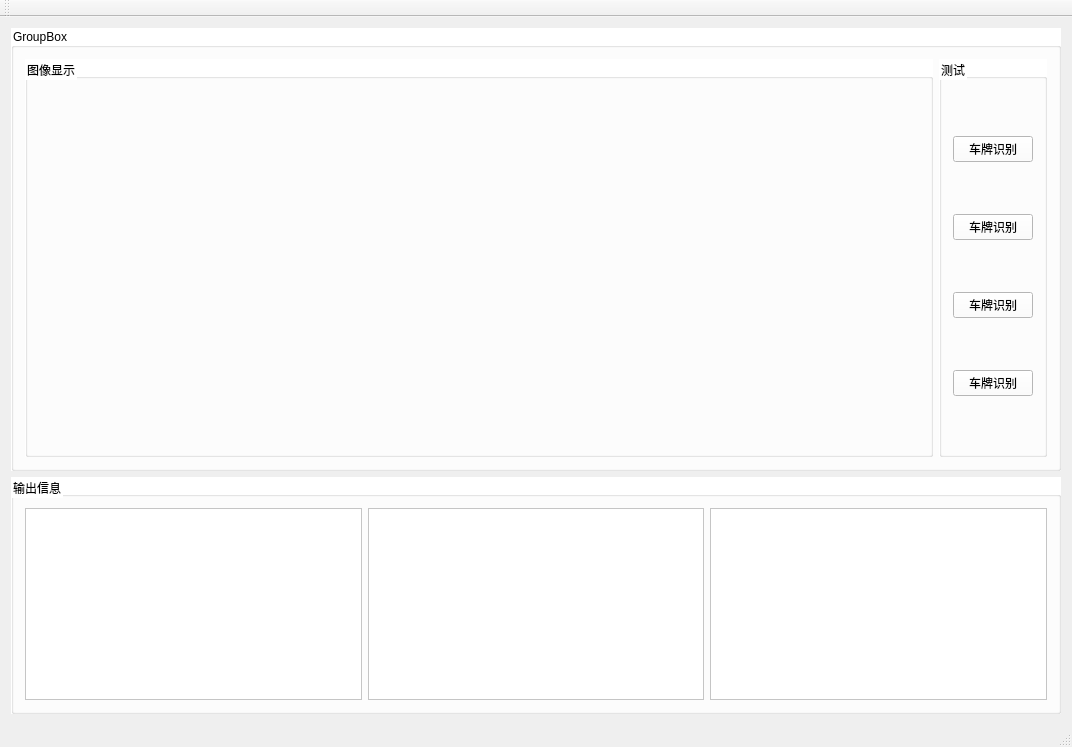
The window that EasyPR_Interface/mainWindow.ui (aa12356jm/ALPR_Dev) describes before a commit, drawn with Qt 5.
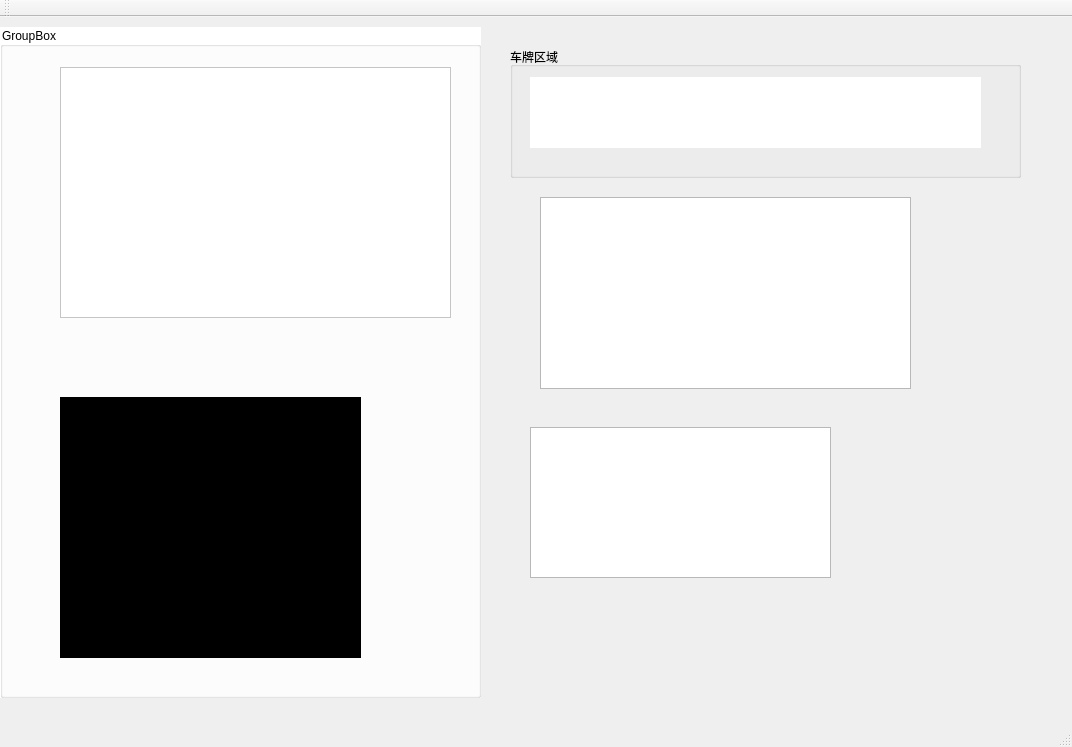
The same window after the commit.

Commit message: 开启线程可以调用相机，界面中文显示，多线程信号槽的信息传递（Qt多线程间信号槽传递非QObject类型对象的参数类型时，需要注册此类型，或者connect中使用 Qt::DirectConnection来传递信号槽）

Diff of the .ui file:
```diff
--- a/EasyPR_Interface/mainWindow.ui
+++ b/EasyPR_Interface/mainWindow.ui
@@ -14,11 +14,44 @@
    <string>mainWindow</string>
   </property>
   <widget class="QWidget" name="centralWidget">
-   <layout class="QGridLayout" name="gridLayout_5">
-    <item row="0" column="0">
-     <layout class="QVBoxLayout" name="verticalLayout">
-      <item>
+   <widget class="QGroupBox" name="groupBox">
+    <property name="geometry">
+     <rect>
+      <x>510</x>
+      <y>30</y>
+      <width>511</width>
+      <height>131</height>
+     </rect>
+    </property>
+    <property name="title">
+     <string>车牌区域</string>
+    </property>
+    <widget class="QLabel" name="label_3">
+     <property name="geometry">
+      <rect>
+       <x>20</x>
+       <y>30</y>
+       <width>451</width>
+       <height>71</height>
+      </rect>
+     </property>
+     <property name="styleSheet">
+      <string notr="true">background-color: rgb(255, 255, 255);</string>
+     </property>
+     <property name="text">
+      <string/>
+     </property>
+    </widget>
+   </widget>
        <widget class="QGroupBox" name="groupBox_4">
+    <property name="geometry">
+     <rect>
+      <x>0</x>
+      <y>10</y>
+      <width>481</width>
+      <height>671</height>
+     </rect>
+    </property>
         <property name="sizePolicy">
          <sizepolicy hsizetype="Preferred" vsizetype="Expanding">
           <horstretch>0</horstretch>
@@ -31,142 +64,53 @@
         <property name="title">
          <string>GroupBox</string>
         </property>
-        <layout class="QGridLayout" name="gridLayout_3">
-         <item row="0" column="0">
-          <layout class="QHBoxLayout" name="horizontalLayout_2">
-           <item>
-            <widget class="QGroupBox" name="groupBox">
-             <property name="sizePolicy">
-              <sizepolicy hsizetype="Expanding" vsizetype="Preferred">
-               <horstretch>0</horstretch>
-               <verstretch>0</verstretch>
-              </sizepolicy>
+    <widget class="QLabel" name="label_2">
+     <property name="geometry">
+      <rect>
+       <x>60</x>
+       <y>370</y>
+       <width>301</width>
+       <height>261</height>
+      </rect>
              </property>
              <property name="styleSheet">
-              <string notr="true">background-color: rgb(255, 255, 255);</string>
-             </property>
-             <property name="title">
-              <string>图像显示</string>
-             </property>
-             <layout class="QGridLayout" name="gridLayout">
-              <item row="0" column="0">
-               <layout class="QHBoxLayout" name="horizontalLayout"/>
-              </item>
-             </layout>
-            </widget>
-           </item>
-           <item>
-            <widget class="QGroupBox" name="groupBox_2">
-             <property name="sizePolicy">
-              <sizepolicy hsizetype="Preferred" vsizetype="Preferred">
-               <horstretch>0</horstretch>
-               <verstretch>0</verstretch>
-              </sizepolicy>
-             </property>
-             <property name="minimumSize">
-              <size>
-               <width>80</width>
-               <height>0</height>
-              </size>
-             </property>
-             <property name="styleSheet">
-              <string notr="true">background-color: rgb(255, 255, 255);</string>
-             </property>
-             <property name="title">
-              <string>测试</string>
-             </property>
-             <layout class="QGridLayout" name="gridLayout_2">
-              <item row="0" column="0">
-               <widget class="QPushButton" name="pushButton_plate_recognize">
+      <string notr="true">background-color: rgb(0, 0, 0);</string>
+     </property>
                 <property name="text">
-                 <string>车牌识别</string>
-                </property>
-               </widget>
-              </item>
-              <item row="2" column="0">
-               <widget class="QPushButton" name="pushButton_plate_recognize_3">
-                <property name="text">
-                 <string>车牌识别</string>
-                </property>
-               </widget>
-              </item>
-              <item row="1" column="0">
-               <widget class="QPushButton" name="pushButton_plate_recognize_2">
-                <property name="text">
-                 <string>车牌识别</string>
-                </property>
-               </widget>
-              </item>
-              <item row="3" column="0">
-               <widget class="QPushButton" name="pushButton_plate_recognize_4">
-                <property name="text">
-                 <string>车牌识别</string>
-                </property>
-               </widget>
-              </item>
-             </layout>
-            </widget>
-           </item>
-          </layout>
-         </item>
-        </layout>
-       </widget>
-      </item>
-      <item>
-       <widget class="QGroupBox" name="groupBox_3">
-        <property name="sizePolicy">
-         <sizepolicy hsizetype="Preferred" vsizetype="Minimum">
-          <horstretch>0</horstretch>
-          <verstretch>0</verstretch>
-         </sizepolicy>
-        </property>
-        <property name="styleSheet">
-         <string notr="true">background-color: rgb(255, 255, 255);</string>
-        </property>
-        <property name="title">
-         <string>输出信息</string>
-        </property>
-        <layout class="QGridLayout" name="gridLayout_4">
-         <item row="0" column="0">
-          <layout class="QHBoxLayout" name="horizontalLayout_3">
-           <item>
+      <string>TextLabel</string>
+     </property>
+    </widget>
+    <widget class="QGraphicsView" name="graphicsView_camera">
+     <property name="geometry">
+      <rect>
+       <x>60</x>
+       <y>40</y>
+       <width>391</width>
+       <height>251</height>
+      </rect>
+     </property>
+    </widget>
+   </widget>
+   <widget class="QTableView" name="tableView_results">
+    <property name="geometry">
+     <rect>
+      <x>530</x>
+      <y>410</y>
+      <width>301</width>
+      <height>151</height>
+     </rect>
+    </property>
+   </widget>
             <widget class="QTextBrowser" name="textBrowser">
-             <property name="sizePolicy">
-              <sizepolicy hsizetype="Preferred" vsizetype="Preferred">
-               <horstretch>0</horstretch>
-               <verstretch>0</verstretch>
-              </sizepolicy>
-             </property>
-            </widget>
-           </item>
-           <item>
-            <widget class="QTextBrowser" name="textBrowser_2">
-             <property name="sizePolicy">
-              <sizepolicy hsizetype="Preferred" vsizetype="Preferred">
-               <horstretch>0</horstretch>
-               <verstretch>0</verstretch>
-              </sizepolicy>
-             </property>
-            </widget>
-           </item>
-           <item>
-            <widget class="QTextBrowser" name="textBrowser_3">
-             <property name="sizePolicy">
-              <sizepolicy hsizetype="Preferred" vsizetype="Preferred">
-               <horstretch>0</horstretch>
-               <verstretch>0</verstretch>
-              </sizepolicy>
-             </property>
-            </widget>
-           </item>
-          </layout>
-         </item>
-        </layout>
-       </widget>
-      </item>
-     </layout>
-    </item>
-   </layout>
+    <property name="geometry">
+     <rect>
+      <x>540</x>
+      <y>180</y>
+      <width>371</width>
+      <height>192</height>
+     </rect>
+    </property>
+   </widget>
   </widget>
   <widget class="QMenuBar" name="menuBar">
    <property name="geometry">
```
Lines whose indentation alone changed are shown as unchanged. The commit also changes 10 other files.
